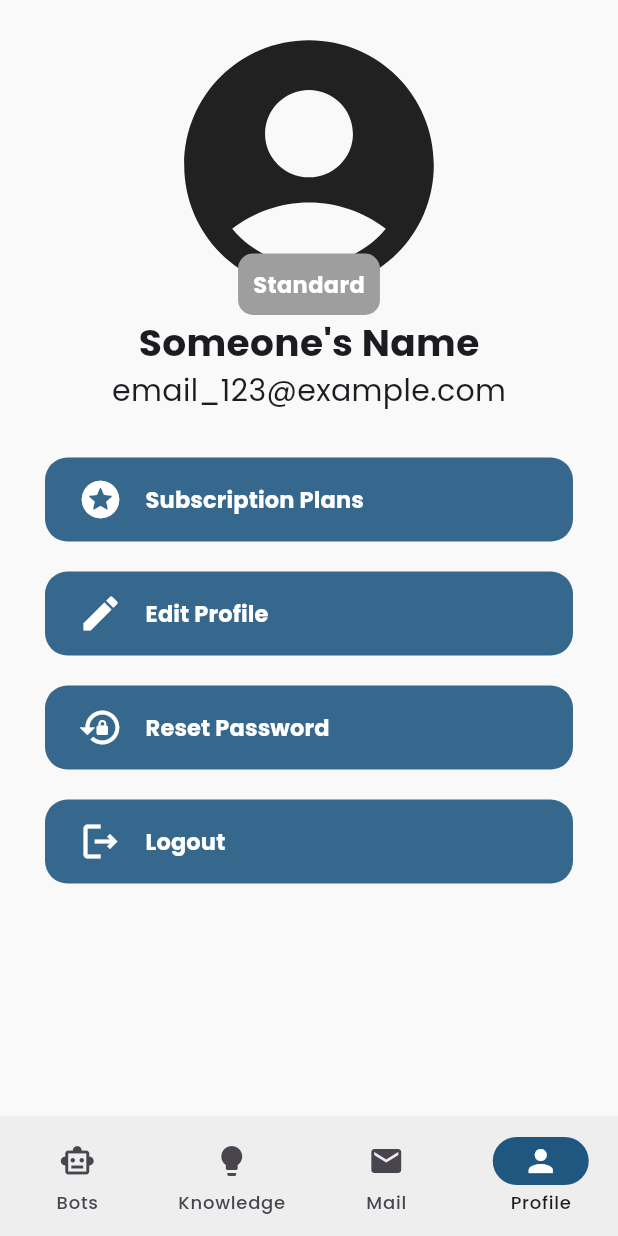
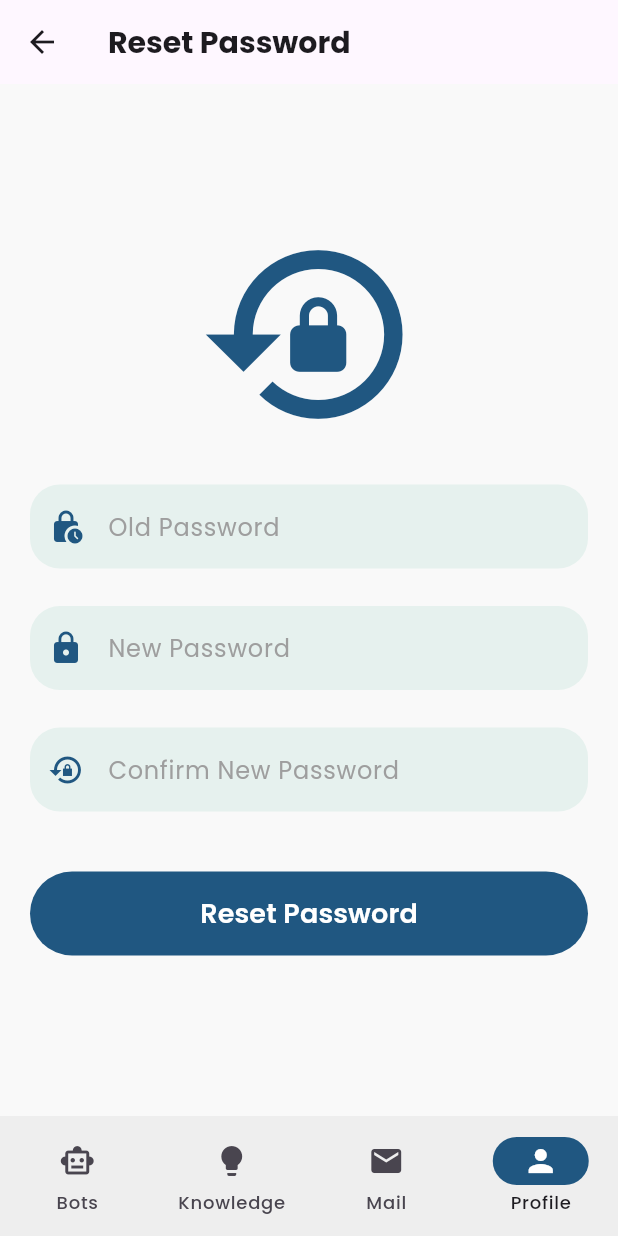
Before and after one commit to TrinhLongVu/OmniChat, a Flutter app: the ProfileScreen screen opened by its route, after a tap on "Reset Password", on a phone screen of 412 x 824 dp. Run offline on Flutter 3.47's test engine with Material 3 defaults, Android fonts, the phone set to English and light mode, and no system bars; our stand-ins replace flutter_svg, go_router, google_fonts.

Commit message:
ui: reset password screen

```diff
--- a/lib/router/index.dart
+++ b/lib/router/index.dart
@@ -7,8 +7,9 @@ import 'package:omni_chat/screens/main/bots/new/scr.dart';
 import 'package:omni_chat/screens/main/bots/conversation/scr.dart';
 import 'package:omni_chat/screens/main/bots/scr.dart';
 import 'package:omni_chat/screens/main/layout.dart';
+import 'package:omni_chat/screens/main/profile/reset_pw/scr.dart';
 import 'package:omni_chat/screens/main/profile/scr.dart';
-import 'package:omni_chat/screens/main/profile/sub_plan.dart/scr.dart';
+import 'package:omni_chat/screens/main/profile/sub_plan/scr.dart';
 
 final GlobalKey<NavigatorState> rootNavigatorKey = GlobalKey<NavigatorState>();
 
@@ -87,6 +88,11 @@ final GoRouter appRouter = GoRouter(
                   path: 'sub-plan',
                   builder: (context, state) => const SubscriptionPlanScreen(),
                 ),
+                GoRoute(
+                  name: 'reset password',
+                  path: 'reset-pw',
+                  builder: (context, state) => ResetPasswordScreen(),
+                ),
               ],
             ),
           ],
--- /dev/null
+++ b/lib/screens/main/profile/reset_pw/scr.dart
@@ -0,0 +1,48 @@
+import 'package:flutter/material.dart';
+import 'package:omni_chat/constants/color.dart';
+import 'package:omni_chat/widgets/common_btn.dart';
+import 'package:omni_chat/widgets/input_field.dart';
+
+class ResetPasswordScreen extends StatelessWidget {
+  final TextEditingController oldPwCtrlr = TextEditingController();
+  ResetPasswordScreen({super.key});
+
+  @override
+  Widget build(BuildContext context) {
+    return Scaffold(
+      appBar: AppBar(
+        title: const Text(
+          'Reset Password',
+          style: TextStyle(fontWeight: FontWeight.bold, fontSize: 20),
+        ),
+      ),
+      body: Container(
+        height: double.infinity,
+        padding: const EdgeInsets.all(20),
+        child: Column(
+          mainAxisAlignment: MainAxisAlignment.center,
+          spacing: 25,
+          children: [
+            Icon(Icons.lock_reset, color: omniDarkBlue, size: 150),
+            InputField(
+              controller: oldPwCtrlr,
+              placeholder: "Old Password",
+              prefixIcon: Icons.lock_clock_rounded,
+            ),
+            InputField(
+              controller: oldPwCtrlr,
+              placeholder: "New Password",
+              prefixIcon: Icons.lock,
+            ),
+            InputField(
+              controller: oldPwCtrlr,
+              placeholder: "Confirm New Password",
+              prefixIcon: Icons.lock_reset_sharp,
+            ),
+            CommonBtn(title: "Reset Password", onTap: () {}),
+          ],
+        ),
+      ),
+    );
+  }
+}
--- a/lib/screens/main/profile/scr.dart
+++ b/lib/screens/main/profile/scr.dart
@@ -53,14 +53,11 @@ class ProfileScreen extends StatelessWidget {
                   },
                 ),
                 ProfileBtn(
-                  icon: Icons.edit,
-                  title: "Edit Profile",
-                  onNavi: () {},
-                ),
-                ProfileBtn(
                   icon: Icons.lock_reset,
                   title: "Reset Password",
-                  onNavi: () {},
+                  onNavi: () {
+                    context.go("/me/reset-pw");
+                  },
                 ),
                 ProfileBtn(
                   icon: Icons.logout_outlined,
--- a/lib/screens/main/profile/sub_plan.dart/scr.dart
+++ b/lib/screens/main/profile/sub_plan/scr.dart
@@ -1,7 +1,7 @@
 import 'package:flutter/material.dart';
 import 'package:omni_chat/constants/color.dart';
-import 'package:omni_chat/screens/main/profile/sub_plan.dart/sub_detail_ln.dart';
-import 'package:omni_chat/screens/main/profile/sub_plan.dart/sub_header.dart';
+import 'package:omni_chat/screens/main/profile/sub_plan/sub_detail_ln.dart';
+import 'package:omni_chat/screens/main/profile/sub_plan/sub_header.dart';
 import 'package:omni_chat/widgets/tab_item.dart';
 
 class SubscriptionPlanScreen extends StatelessWidget {
```
Also changed, not shown: lib/screens/main/profile/sub_plan/sub_detail_ln.dart (renamed from lib/screens/main/profile/sub_plan.dart/sub_detail_ln.dart), lib/screens/main/profile/sub_plan/sub_header.dart (renamed from lib/screens/main/profile/sub_plan.dart/sub_header.dart).
